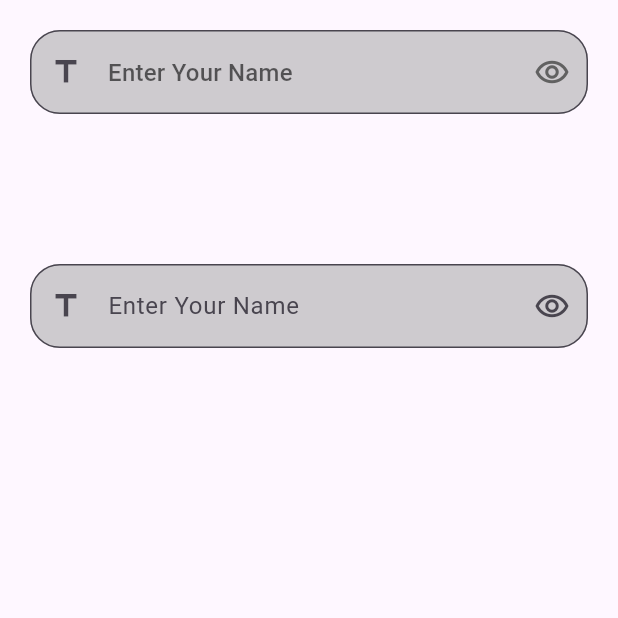
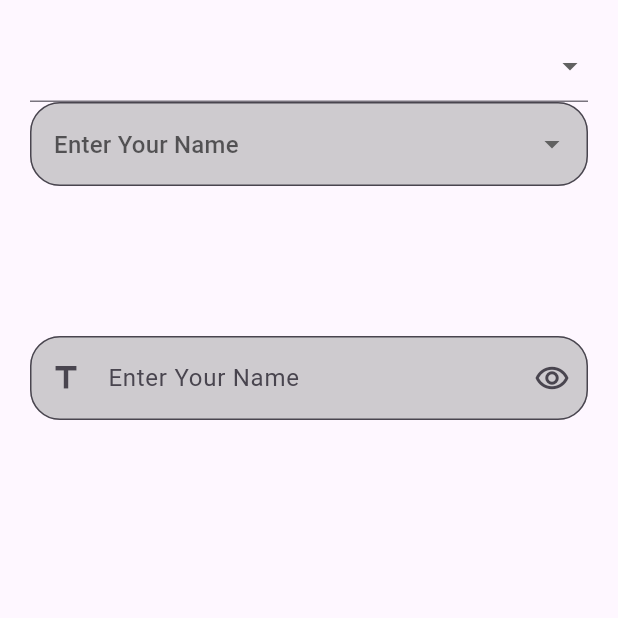
Before and after one commit to a-saber/Flutter-NTI6, a Flutter app: the screen it shows after launch, on a phone screen of 412 x 824 dp, the top half of it. Run offline on Flutter 3.47's test engine with Material 3 defaults, Android fonts, the phone set to English and light mode, and no system bars.

Commit message:
Drop Down 03

```diff
--- a/lib/test_view.dart
+++ b/lib/test_view.dart
@@ -1,4 +1,3 @@
-
 import 'package:flutter/material.dart';
 
 /*
@@ -6,17 +5,31 @@ UserModel
 widget icon + username
 out=> age
 */
+class UserModel {
+  String name;
+  int age;
 
-class CountryModel{
+  UserModel({required this.name, required this.age});
+}
+
+List<UserModel> users = [
+  UserModel(name: 'Ahmed', age: 21),
+  UserModel(name: 'Mohamed', age: 22),
+];
+
+class CountryModel {
   String name;
   String isoCode;
   String phoneCode;
-  CountryModel({required this.name,required this.isoCode, required this.phoneCode});
+
+  CountryModel(
+      {required this.name, required this.isoCode, required this.phoneCode});
 }
+
 // Egypt EG +20
 // Saudi Arabia SA +966
 // Kuwait KW +965
-List<CountryModel> countries= [
+List<CountryModel> countries = [
   CountryModel(name: 'Egypt', isoCode: 'EG', phoneCode: '+20'),
   CountryModel(name: 'Saudi-Arabia', isoCode: 'SA', phoneCode: '+966'),
   CountryModel(name: 'Kuwait', isoCode: 'KW', phoneCode: '+965'),
@@ -32,12 +45,36 @@ class TestView extends StatelessWidget {
         child: Padding(
           padding: const EdgeInsets.all(20.0),
           child: Column(
-            children:
-            [
+            children: [
               DropdownButtonFormField(
-                items: countries.map((oldElement)=> DropdownMenuItem(
-                  value: oldElement,
-                    child: Text('${oldElement.name} - ${oldElement.isoCode} - ${oldElement.phoneCode}')))
+                  items: users
+                      .map((oldElement) => DropdownMenuItem(
+                            value: oldElement.age,
+                            child: Row(
+                              children: [
+                                Icon(Icons.person),
+                                SizedBox(
+                                  width: 10,
+                                ),
+                                Text(oldElement.name)
+                              ],
+                            ),
+                          ))
+                      .toList(),
+                  onChanged: (value){
+                    print(value);
+                  }),
+              DropdownButtonFormField(
+                items: countries
+                    .map((oldElement) => DropdownMenuItem(
+                        value: oldElement,
+                        child: Row(
+                          children: [
+                            Icon(Icons.person),
+                            Text(
+                                '${oldElement.name} - ${oldElement.isoCode} - ${oldElement.phoneCode}'),
+                          ],
+                        )))
                     .toList(),
 
                 // List.generate(10, (index)=>  DropdownMenuItem(
@@ -64,7 +101,7 @@ class TestView extends StatelessWidget {
                 //     ],
                 //   )),
                 // ],
-                onChanged: (value){
+                onChanged: (value) {
                   print(value?.phoneCode);
                   print(value?.name);
                   print(value?.isoCode);
@@ -74,35 +111,27 @@ class TestView extends StatelessWidget {
                   fillColor: Colors.grey.withValues(alpha: 0.5),
                   hintText: 'Enter Your Name',
                   // labelText: 'Name',
-                  prefixIcon: Icon(Icons.title),
-                  suffixIcon: Icon(Icons.remove_red_eye_outlined),
+                  // prefixIcon: Icon(Icons.title),
+                  // suffixIcon: Icon(Icons.remove_red_eye_outlined),
                   border: OutlineInputBorder(
                       borderRadius: BorderRadius.circular(20),
-                      borderSide: BorderSide(color: Colors.green)
-                  ),
-                  focusedBorder:  OutlineInputBorder(
+                      borderSide: BorderSide(color: Colors.green)),
+                  focusedBorder: OutlineInputBorder(
                       borderRadius: BorderRadius.circular(10),
-                      borderSide: BorderSide.none
-                  ),
+                      borderSide: BorderSide.none),
                   disabledBorder: OutlineInputBorder(
                       borderRadius: BorderRadius.circular(10),
-                      borderSide: BorderSide(color: Colors.grey)
-                  ),
-
+                      borderSide: BorderSide(color: Colors.grey)),
                 ),
               ),
-              SizedBox(height: 100,),
-
-
-
+              SizedBox(
+                height: 100,
+              ),
               TextFormField(
                 enabled: true,
                 obscureText: true,
                 obscuringCharacter: '*',
-                style: TextStyle(
-                  color: Color(0xffCEEBDC)
-                ),
-
+                style: TextStyle(color: Color(0xffCEEBDC)),
                 decoration: InputDecoration(
                   filled: true,
                   fillColor: Colors.grey.withValues(alpha: 0.5),
@@ -111,20 +140,15 @@ class TestView extends StatelessWidget {
                   prefixIcon: Icon(Icons.title),
                   suffixIcon: Icon(Icons.remove_red_eye_outlined),
                   border: OutlineInputBorder(
-                    borderRadius: BorderRadius.circular(20),
-                    borderSide: BorderSide(color: Colors.green)
-                  ),
-                  focusedBorder:  OutlineInputBorder(
+                      borderRadius: BorderRadius.circular(20),
+                      borderSide: BorderSide(color: Colors.green)),
+                  focusedBorder: OutlineInputBorder(
                       borderRadius: BorderRadius.circular(10),
-                      borderSide: BorderSide.none
-                  ),
+                      borderSide: BorderSide.none),
                   disabledBorder: OutlineInputBorder(
                       borderRadius: BorderRadius.circular(10),
-                      borderSide: BorderSide(color: Colors.grey)
-                  ),
-
+                      borderSide: BorderSide(color: Colors.grey)),
                 ),
-
               )
             ],
           ),
```
